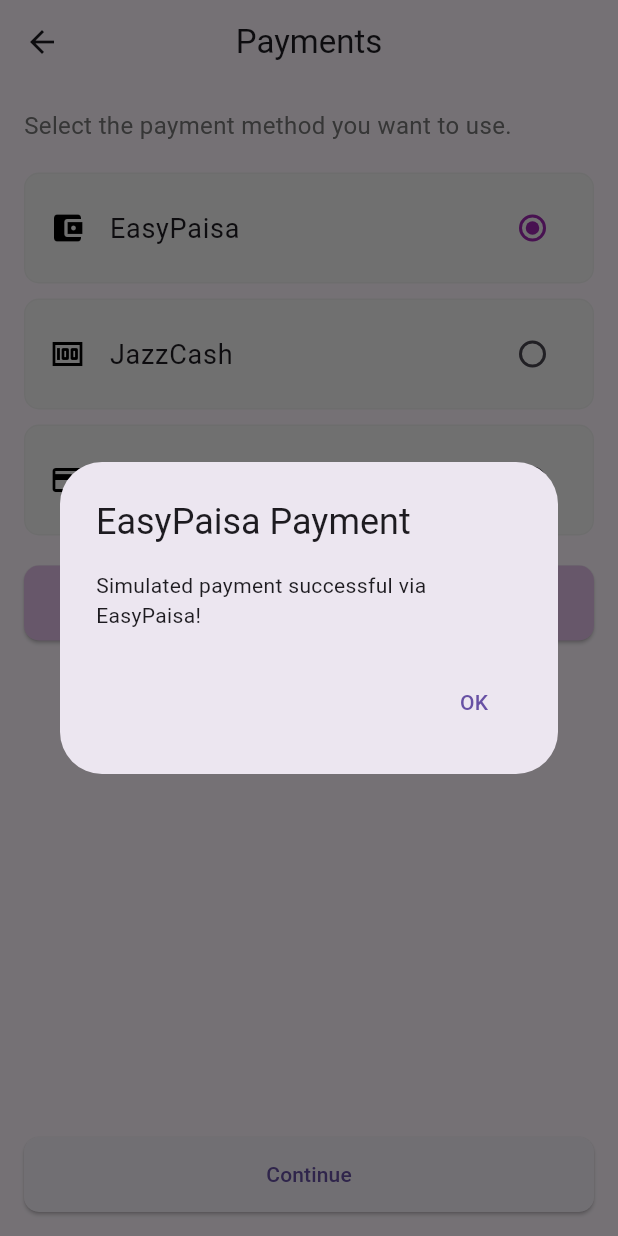
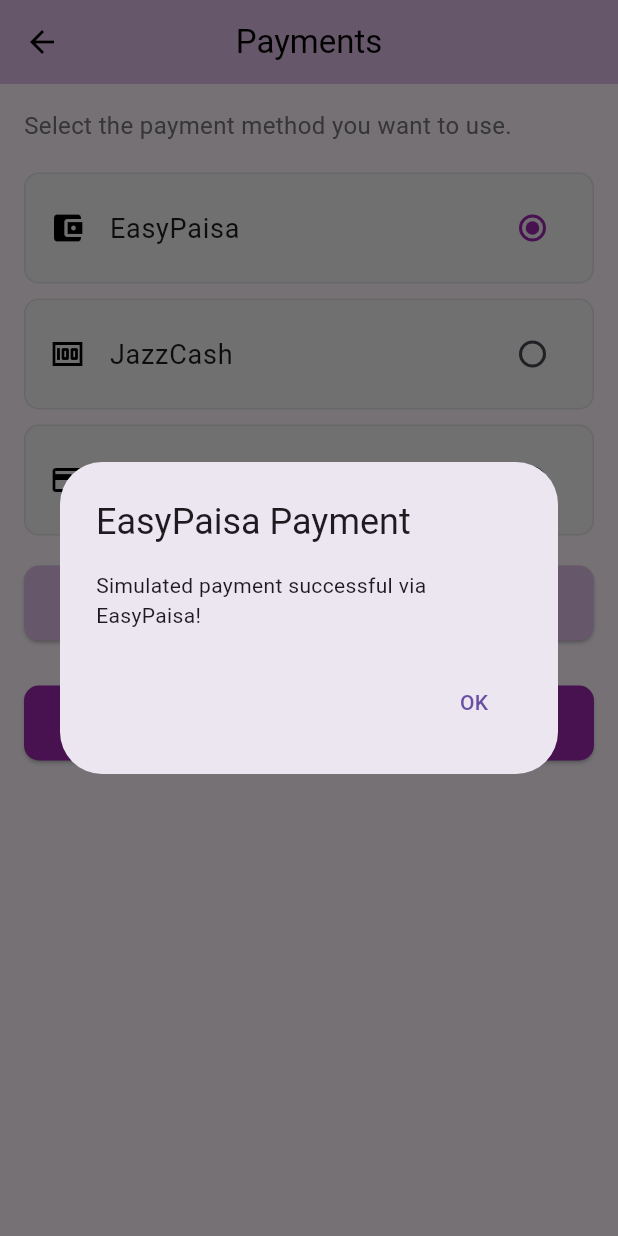
Before and after one commit to Aroba-Dar/eventease, a Flutter app: the PaymentSelectionPage screen opened directly, after a tap on "Continue", on a phone screen of 412 x 824 dp. Run offline on Flutter 3.47's test engine with Material 3 defaults, Android fonts, the phone set to English and light mode, and no system bars; our stand-ins replace carousel_slider, location, permission_handler, qr_flutter, shared_preferences; missing offline and left inert: add_2_calendar, flutter_stripe; accounts and stored records are empty; Roboto replaces fonts that are missing (Arial).

Commit message:
stripe updated

```diff
--- a/lib/payment_selection_page.dart
+++ b/lib/payment_selection_page.dart
@@ -2,6 +2,7 @@
 import 'package:flutter_stripe/flutter_stripe.dart';
 import 'package:http/http.dart' as http;
 import 'dart:convert';
+
 import 'add_new_card_page.dart';
 import 'review_summary_page.dart';
 
@@ -15,6 +16,14 @@
 class _PaymentSelectionPageState extends State<PaymentSelectionPage> {
   int _selectedPaymentMethod = 1;
   bool _isProcessing = false;
+  final CardFormEditController _controller = CardFormEditController();
+
+  @override
+  void initState() {
+    super.initState();
+    Stripe.publishableKey =
+        'pk_test_51RHjJWIpuAYC0tEaNBS68cmQJJXfItuAONhWEpPSmqHrvRAwZvjynvFiVv4TvB3E7Ar5N4uoU1D7Wz5Y8tAyWM3v00ux1mE43p';
+  }
 
   @override
   Widget build(BuildContext context) {
@@ -22,11 +31,14 @@
       appBar: AppBar(
         title: const Text("Payments"),
         centerTitle: true,
+        backgroundColor: Colors.purple[100],
+        foregroundColor: Colors.black,
       ),
-      body: Stack(
+      body: SafeArea(
+        child: Stack(
           children: [
-          Padding(
-            padding: const EdgeInsets.all(16.0),
+            SingleChildScrollView(
+              padding: const EdgeInsets.all(16),
               child: Column(
                 crossAxisAlignment: CrossAxisAlignment.start,
                 children: [
@@ -43,6 +55,20 @@
                   _buildPaymentOption(
                       3, "Credit Card (Stripe)", Icons.credit_card),
                   const SizedBox(height: 20),
+                  if (_selectedPaymentMethod == 3)
+                    Padding(
+                      padding: const EdgeInsets.symmetric(vertical: 12.0),
+                      child: CardFormField(
+                        controller: _controller,
+                        style: CardFormStyle(
+                          borderColor: Colors.purple.shade100,
+                          borderRadius: 12,
+                          textColor: Colors.black87,
+                          backgroundColor: Colors.grey[50],
+                          borderWidth: 2,
+                        ),
+                      ),
+                    ),
                   ElevatedButton(
                     onPressed: () => Navigator.push(
                       context,
@@ -58,20 +84,12 @@
                     ),
                     child: const Text("Add New Card"),
                   ),
-                const Spacer(),
+                  const SizedBox(height: 30),
                   ElevatedButton(
-                  onPressed: _isProcessing
-                      ? null
-                      : () {
-                          if (_selectedPaymentMethod == 1) {
-                            _showMockPaymentDialog("EasyPaisa");
-                          } else if (_selectedPaymentMethod == 2) {
-                            _showMockPaymentDialog("JazzCash");
-                          } else if (_selectedPaymentMethod == 3) {
-                            _makeStripePayment();
-                          }
-                        },
+                    onPressed: _isProcessing ? null : _handlePayment,
                     style: ElevatedButton.styleFrom(
+                      backgroundColor: Colors.purple,
+                      foregroundColor: Colors.white,
                       minimumSize: const Size(double.infinity, 50),
                       shape: RoundedRectangleBorder(
                         borderRadius: BorderRadius.circular(10),
@@ -95,6 +113,7 @@
               ),
           ],
         ),
+      ),
     );
   }
 
@@ -114,11 +133,21 @@
       ),
       shape: RoundedRectangleBorder(
         borderRadius: BorderRadius.circular(10),
-        side: BorderSide(color: Colors.grey.shade200),
+        side: BorderSide(color: Colors.grey.shade300),
       ),
       tileColor: Colors.grey.shade100,
       contentPadding: const EdgeInsets.symmetric(horizontal: 16, vertical: 8),
     );
+  }
+
+  void _handlePayment() {
+    if (_selectedPaymentMethod == 1) {
+      _showMockPaymentDialog("EasyPaisa");
+    } else if (_selectedPaymentMethod == 2) {
+      _showMockPaymentDialog("JazzCash");
+    } else if (_selectedPaymentMethod == 3) {
+      _makeStripePayment();
+    }
   }
 
   void _showMockPaymentDialog(String methodName) {
@@ -152,43 +181,33 @@
     });
 
     try {
-      // Step 1: Call your backend to create a PaymentIntent
+      // 1. Create payment intent on your server
       final response = await http.post(
         Uri.parse('http://192.168.1.6:8081/api/stripe/create-payment-intent'),
         headers: {'Content-Type': 'application/json'},
         body: jsonEncode({
-          'amount': 1000, // Amount in cents (1000 = $10.00)
+          'amount': 1000, // amount in cents
           'currency': 'usd',
         }),
       );
 
       if (response.statusCode == 200) {
         final responseData = jsonDecode(response.body);
-        final paymentIntentClientSecret = responseData['clientSecret'];
+        final clientSecret = responseData['clientSecret'];
 
-        // Step 2: Confirm the payment using the clientSecret
+        // 2. Confirm payment with card details
         await Stripe.instance.confirmPayment(
-          paymentIntentClientSecret: paymentIntentClientSecret,
+          paymentIntentClientSecret: clientSecret,
           data: PaymentMethodParams.card(
             paymentMethodData: PaymentMethodData(
-              billingDetails: BillingDetails(
-                email: 'customer@example.com',
-                phone: '+1234567890',
-                name: 'John Doe',
-                address: Address(
-                  city: 'New York',
-                  country: 'US',
-                  line1: '123 Main St',
-                  line2: '',
-                  postalCode: '10001',
-                  state: 'NY',
-                ),
+              billingDetails: const BillingDetails(
+                  // Add billing details if needed
+                  // email: 'user@example.com',
                   ),
             ),
           ),
         );
 
-        // Step 3: Handle successful payment
         ScaffoldMessenger.of(context).showSnackBar(
           const SnackBar(content: Text("Payment successful!")),
         );
@@ -199,11 +218,15 @@
       } else {
         throw Exception('Failed to create PaymentIntent: ${response.body}');
       }
+    } on StripeException catch (e) {
+      ScaffoldMessenger.of(context).showSnackBar(
+        SnackBar(
+            content: Text('Error from Stripe: ${e.error.localizedMessage}')),
+      );
     } catch (e) {
       ScaffoldMessenger.of(context).showSnackBar(
-        SnackBar(content: Text("Payment failed: ${e.toString()}")),
+        SnackBar(content: Text('Error: ${e.toString()}')),
       );
-      debugPrint("Payment error: $e");
     } finally {
       setState(() {
         _isProcessing = false;
```
Lines whose indentation alone changed are shown as unchanged.
